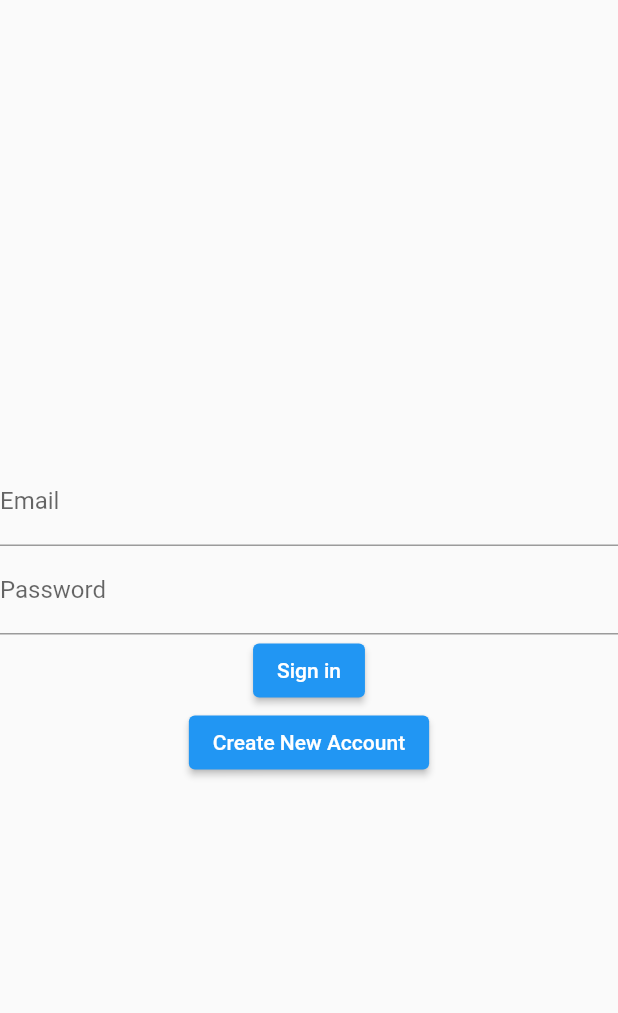
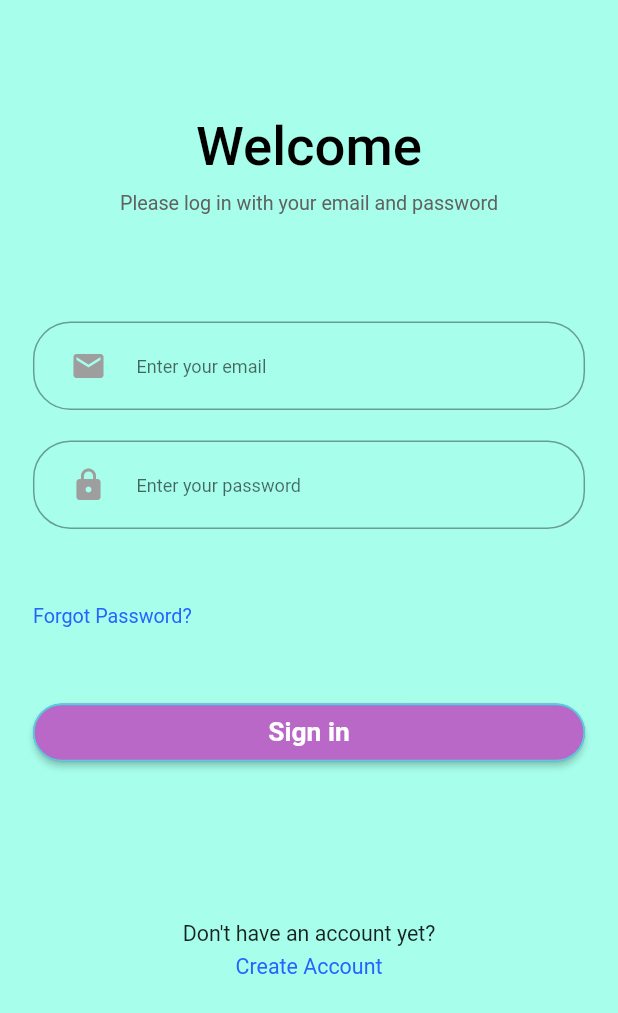
Before and after one commit to Super-Mean-Biker-Gang/bikeapp, a Flutter app: the SignInScreen screen opened by its route, on a phone screen of 412 x 824 dp. Shown: the top 1013 px of the screen. Run offline on Flutter 3.47's test engine with Material 2 defaults, Android fonts, the phone set to English and light mode, and no system bars; our stand-ins replace firebase_auth, firebase_core; missing offline and left inert: flutter_config; accounts and stored records are empty.

Commit message:
initial layout for login page

```diff
--- a/lib/app.dart
+++ b/lib/app.dart
@@ -1,4 +1,5 @@
 import 'package:bikeapp/screens/create_account_screen.dart';
+import 'package:bikeapp/screens/forgot_password.dart';
 import 'package:bikeapp/screens/map_screen.dart';
 import 'package:bikeapp/screens/sign_in_screen.dart';
 import 'package:bikeapp/services/authentication_service.dart';
@@ -15,6 +16,7 @@ class App extends StatefulWidget {
 class _AppState extends State<App> {
   final routes = {
     SignInScreen.routeName: (context) => SignInScreen(),
+    ForgotPassword.routeName: (context) => ForgotPassword(),
     CreateAccountScreen.routeName: (context) => CreateAccountScreen(),
     MapScreen.routeName: (context) => MapScreen(),
   };
@@ -35,6 +37,9 @@ class _AppState extends State<App> {
       ],
       child: MaterialApp(
         title: 'Super Mean Biker Gang',
+        theme: ThemeData(
+          primaryColor: Colors.cyan[300],
+        ),
         debugShowCheckedModeBanner: false,
         routes: routes,
         home: AuthenticationWrapper(),
--- /dev/null
+++ b/lib/models/responsive_size.dart
@@ -0,0 +1,33 @@
+import 'package:flutter/material.dart';
+
+class ResponsiveSize  {
+  static Orientation orientation;
+  static double widthPortion;
+  static double heightPortion;
+
+  void deviceSize(BuildContext context) {
+    orientation = MediaQuery.of(context).orientation;
+    widthPortion = MediaQuery.of(context).size.width;
+    heightPortion = MediaQuery.of(context).size.height;
+  }
+
+  double deviceOrientation(BuildContext context) {
+    if(orientation == Orientation.landscape) {
+        return widthPortion * 0.05;
+    } else {
+        return widthPortion * 0.1;
+    }
+  }
+}
+
+double responsiveWidth(double input) {
+  final double deviceWidth = 375.0;
+  double screenWidth = ResponsiveSize.widthPortion;
+  return screenWidth * (input / deviceWidth) ;
+}
+
+double responsiveHeight(double input) {
+  final deviceHeight = 812.0;
+  double screenHeight = ResponsiveSize.heightPortion;
+  return  screenHeight * (input/ deviceHeight);
+}
--- /dev/null
+++ b/lib/screens/forgot_password.dart
@@ -0,0 +1,13 @@
+import 'package:flutter/material.dart';
+
+class ForgotPassword extends StatelessWidget {
+
+  static const routeName = 'forgot_password';
+
+  @override
+  Widget build(BuildContext context) {
+    return Container(
+
+    );
+  }
+}
--- a/lib/screens/sign_in_screen.dart
+++ b/lib/screens/sign_in_screen.dart
@@ -1,47 +1,77 @@
+
+import 'package:flutter/material.dart';
+import 'package:bikeapp/models/responsive_size.dart';
 import 'package:bikeapp/screens/create_account_screen.dart';
-import 'package:bikeapp/services/authentication_service.dart';
-import 'package:flutter/material.dart';
-import 'package:provider/provider.dart';
+import 'package:bikeapp/widgets/sign_in_form.dart';
 
 class SignInScreen extends StatelessWidget {
   static const routeName = 'sign_in_screen';
 
-  final TextEditingController emailController = TextEditingController();
-  final TextEditingController passwordController = TextEditingController();
-
   @override
   Widget build(BuildContext context) {
+    ResponsiveSize().deviceSize(context);
+    ResponsiveSize().deviceOrientation(context);
     return Scaffold(
-        body: Column(
-      mainAxisAlignment: MainAxisAlignment.center,
-      children: [
-        TextField(
-          controller: emailController,
-          decoration: InputDecoration(
-            labelText: "Email",
+      backgroundColor: Colors.tealAccent[100],
+      body: SafeArea(
+        child: SizedBox(
+          child: Container(
+            padding: EdgeInsets.symmetric(vertical: responsiveHeight(25.0), horizontal: responsiveWidth(20.0)),
+            child: SingleChildScrollView(
+              child: Column(
+                children: [
+                  SizedBox(height: responsiveHeight(50.0)),
+                  Text(
+                    "Welcome",
+                    style: TextStyle(
+                      color: Colors.black,
+                      fontSize: responsiveWidth(33.0),
+                      fontWeight: FontWeight.w500,
+                    ),
+                  ),
+                  SizedBox(height: responsiveHeight(10.0)),
+                  Text(
+                    "Please log in with your email and password",
+                    style: TextStyle(
+                      color: Colors.grey[700],
+                      fontSize: responsiveWidth(12.0),
+                    ),
+                  ),
+                  SizedBox(height: responsiveHeight(70.0)),
+                  SignInForm(),
+                  SizedBox(height: responsiveHeight(70.0)),
+                  withoutAccount(context),
+                ],
+              ),
+            ),
           ),
         ),
-        TextField(
-          controller: passwordController,
-          decoration: InputDecoration(
-            labelText: "Password",
+      ),
+    );
+  }
+
+  Widget withoutAccount(BuildContext context) {
+    return Column(
+      crossAxisAlignment: CrossAxisAlignment.center,
+      children: [
+        Text(
+          "Don't have an account yet?",
+          style: TextStyle(
+            fontSize: responsiveWidth(13.0),
           ),
         ),
-        ElevatedButton(
-          onPressed: () {
-            context.read<AuthenticationService>().signIn(
-                email: emailController.text.trim(),
-                password: passwordController.text.trim());
-          },
-          child: Text("Sign in"),
+        SizedBox(height: responsiveHeight(5.0)),
+        GestureDetector(
+          onTap: () => Navigator.of(context).pushNamed(CreateAccountScreen.routeName),
+          child: Text(
+            "Create Account",
+            style: TextStyle(
+                fontSize: responsiveWidth(13.0),
+                color: Colors.blueAccent[700],
+            ),
+          ),
         ),
-        ElevatedButton(
-          onPressed: () {
-            Navigator.of(context).pushNamed(CreateAccountScreen.routeName);
-          },
-          child: Text("Create New Account"),
-        )
       ],
-    ));
+    );
   }
 }
--- /dev/null
+++ b/lib/style/cool_button.dart
@@ -0,0 +1,41 @@
+import 'package:flutter/material.dart';
+import 'package:bikeapp/models/responsive_size.dart';
+
+class CoolButton extends StatelessWidget {
+
+  final String title;
+  final Color textColor;
+  final Color filledColor;
+  final Color splashColor;
+  final Function() onPressed;
+
+  CoolButton({this.title, this.textColor, this.filledColor, this.splashColor, this.onPressed});
+
+  @override
+  Widget build(BuildContext context) {
+    return SizedBox(
+      width: double.infinity,
+      height: responsiveWidth(35.0),
+      child: RaisedButton(
+        child: Text(
+          title,
+          style: TextStyle(
+            color: textColor,
+            fontWeight: FontWeight.w600,
+            fontSize: responsiveWidth(16.0),
+          ),
+        ),
+        color: filledColor,
+        splashColor: splashColor,
+        onPressed: onPressed,
+        shape: OutlineInputBorder(
+          borderRadius: BorderRadius.circular(25.0),
+          borderSide: BorderSide(
+            color: Theme.of(context).primaryColor,
+            width: responsiveWidth(1.0),
+          ),
+        ),
+      ),
+    );
+  }
+}
--- /dev/null
+++ b/lib/widgets/sign_in_form.dart
@@ -0,0 +1,106 @@
+import 'package:flutter/material.dart';
+import 'package:provider/provider.dart';
+import 'package:bikeapp/models/responsive_size.dart';
+import 'package:bikeapp/screens/forgot_password.dart';
+import 'package:bikeapp/services/authentication_service.dart';
+import 'package:bikeapp/style/cool_button.dart';
+
+class SignInForm extends StatefulWidget {
+
+  @override
+  _SignInFormState createState() => _SignInFormState();
+}
+
+class _SignInFormState extends State<SignInForm> {
+
+  final TextEditingController _emailController = TextEditingController();
+  final TextEditingController _passwordController = TextEditingController();
+  final formKey = GlobalKey<FormState>();
+
+  @override
+  Widget build(BuildContext context) {
+    return Container(
+      child: Form(
+        key: formKey,
+        child: Column(
+          children: [
+            emailTextField(),
+            SizedBox(height: responsiveHeight(20.0)),
+            passwordTextField(),
+            SizedBox(height: responsiveHeight(50.0)),
+            forgotPasswordText(context),
+            SizedBox(height: responsiveHeight(50.0)),
+            signInButton(),
+            SizedBox(height: responsiveHeight(35.0)),
+          ],
+        ),
+      ),
+    );
+  }
+
+  Widget emailTextField() {
+    return TextFormField(
+      controller: _emailController,
+      keyboardType: TextInputType.emailAddress,
+      decoration: customInputDecoration(hint: 'Enter your email', icon: Icon(Icons.mail)),
+    );
+  }
+
+  Widget passwordTextField() {
+    return TextFormField(
+      controller: _passwordController,
+      decoration: customInputDecoration(hint: 'Enter your password', icon: Icon(Icons.lock)),
+    );
+  }
+
+  InputDecoration customInputDecoration({String hint, Icon icon}) {
+    return InputDecoration(
+      hintText: hint,
+      hintStyle: TextStyle(
+        fontSize: responsiveWidth(11.0),
+      ),
+      floatingLabelBehavior: FloatingLabelBehavior.always,
+      border: OutlineInputBorder(
+        borderRadius: BorderRadius.circular(25),
+        ),
+      prefixIcon: Container(
+        padding: EdgeInsets.only(left: 25, right: 20),
+        child: IconTheme(
+          data: IconThemeData(color: Colors.grey),
+          child: icon,
+        ),
+      ),
+    );
+  }
+
+  Widget forgotPasswordText(BuildContext context) {
+    return GestureDetector(
+      onTap: () => Navigator.of(context).pushNamed(ForgotPassword.routeName),
+      child: Row(
+        crossAxisAlignment: CrossAxisAlignment.start,
+        children: [
+          Text(
+            "Forgot Password?",
+            style: TextStyle(
+              fontSize: responsiveWidth(12.0),
+              color: Colors.blueAccent[700]),
+          ),
+        ]
+      ),
+    );
+  }
+
+  Widget signInButton() {
+    return CoolButton(
+      title: 'Sign in',
+      textColor: Colors.white,
+      filledColor: Colors.purple[300],
+      splashColor: Theme.of(context).primaryColor,
+      onPressed: () {
+        context.read<AuthenticationService>().signIn(
+            email: _emailController.text.trim(),
+            password: _passwordController.text.trim());
+      },
+    );
+  }
+}
```
